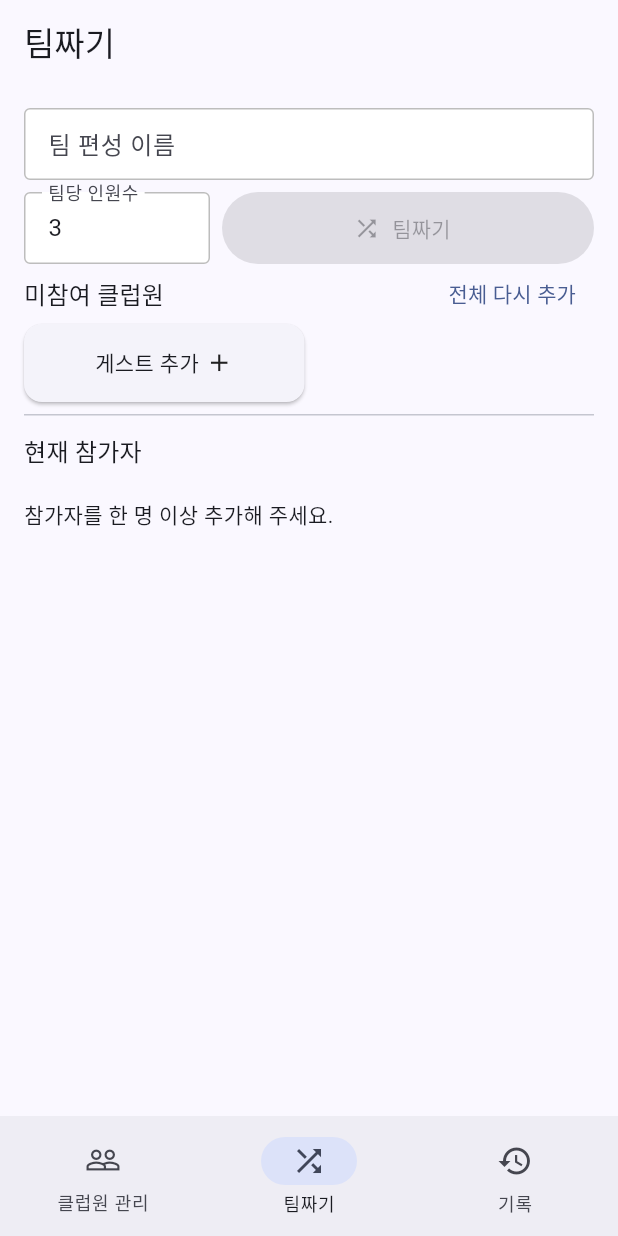
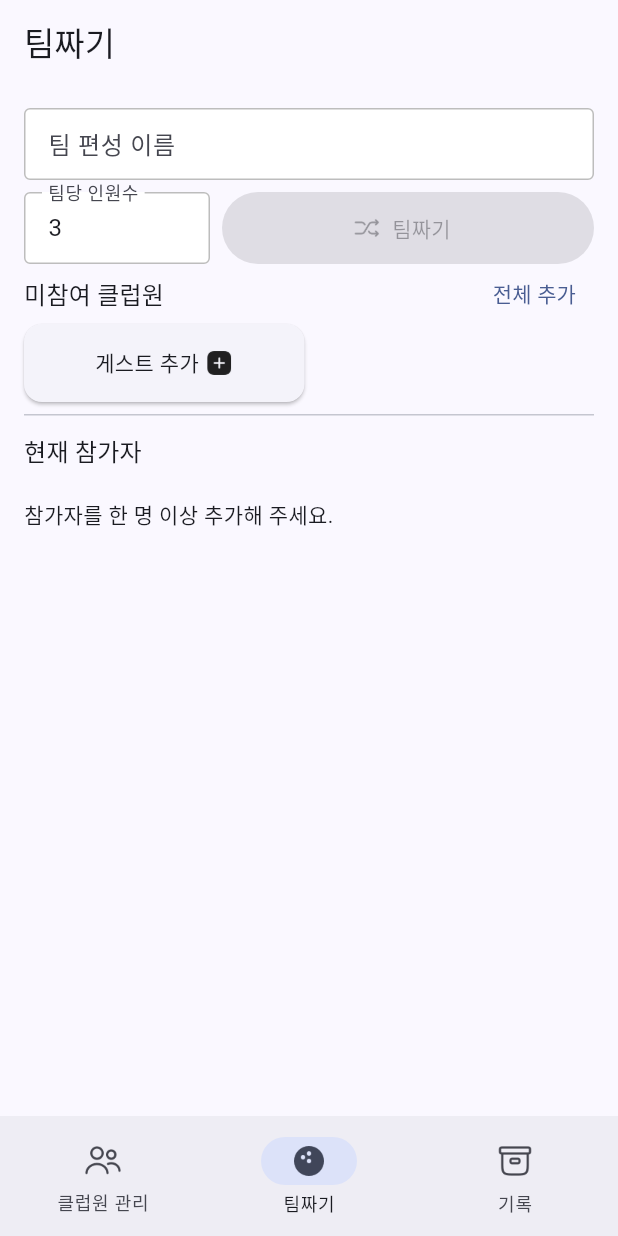
Before and after one commit to dyuhob/blackholeTeammaker, a Flutter app: the screen it shows after launch, item 2 of the bottom bar chosen, on a phone screen of 412 x 824 dp. Run offline on Flutter 3.47's test engine with Material 3 defaults, Android fonts, the phone set to English and light mode, and no system bars; our stand-ins replace screenshot, web; missing offline and left inert: dart:js_interop, gal.

Commit message:
feat: apply custom interface icons

```diff
--- a/lib/app/navigation_icon_assets.dart
+++ b/lib/app/navigation_icon_assets.dart
@@ -1,14 +1,18 @@
 import 'package:flutter/material.dart';
 
 abstract final class NavigationIconAssets {
-  // PNG, WebP, JPEG 파일을 assets/navigation 아래에 넣은 뒤 경로를 지정하세요.
-  // null이면 현재 Material 아이콘이 사용됩니다.
-  static const String? membersOutline = null;
-  static const String? membersFilled = null;
-  static const String? teamsOutline = null;
-  static const String? teamsFilled = null;
-  static const String? historyOutline = null;
-  static const String? historyFilled = null;
+  static const membersOutline = 'assets/navigation/users3-outline-96x96.png';
+  static const membersFilled = 'assets/navigation/users3-filled-96x96.png';
+  static const teamsOutline = 'assets/navigation/bowling-outline-96x96.png';
+  static const teamsFilled = 'assets/navigation/bowling-filled-96x96.png';
+  static const historyOutline = 'assets/navigation/archive-outline-96x96.png';
+  static const historyFilled = 'assets/navigation/archive-filled-96x96.png';
+
+  static const memberDelete = 'assets/navigation/trash6-outline-96x96.png';
+  static const buildTeams = 'assets/navigation/shuffle-outline-96x96.png';
+  static const participantRemove =
+      'assets/navigation/x-square-filled-96x96.png';
+  static const participantAdd = 'assets/navigation/add-square-filled-96x96.png';
 }
 
 class NavigationTabIcon extends StatelessWidget {
--- a/lib/features/team_builder/team_builder_screen.dart
+++ b/lib/features/team_builder/team_builder_screen.dart
@@ -1,6 +1,7 @@
 import 'package:flutter/material.dart';
 import 'package:flutter/services.dart';
 
+import '../../app/navigation_icon_assets.dart';
 import '../../domain/manual_score.dart';
 import '../../domain/member.dart';
 import '../../domain/participant.dart';
@@ -169,7 +170,9 @@ class _TeamBuilderScreenState extends State<TeamBuilderScreen> {
                   child: FilledButton.icon(
                     key: const Key('build-teams-button'),
                     onPressed: participants.isEmpty ? null : _buildTeams,
-                    icon: const Icon(Icons.shuffle),
+                    icon: const ImageIcon(
+                      AssetImage(NavigationIconAssets.buildTeams),
+                    ),
                     label: const Text('팀짜기'),
                   ),
                 ),
@@ -191,7 +194,7 @@ class _TeamBuilderScreenState extends State<TeamBuilderScreen> {
                     _invalidScoreParticipantIds.clear();
                     widget.controller.resetAllMembers();
                   },
-                  child: const Text('전체 다시 추가'),
+                  child: const Text('전체 추가'),
                 ),
               ],
             ),
@@ -300,7 +303,7 @@ class _GuestAddCard extends StatelessWidget {
         children: [
           Text('게스트 추가'),
           SizedBox(width: 4),
-          Icon(Icons.add, size: 19),
+          ImageIcon(AssetImage(NavigationIconAssets.participantAdd), size: 19),
         ],
       ),
     ),
@@ -337,7 +340,9 @@ class _UnselectedMemberCard extends StatelessWidget {
             constraints: const BoxConstraints.tightFor(width: 32, height: 32),
             padding: EdgeInsets.zero,
             iconSize: 19,
-            icon: const Icon(Icons.add_circle_outline),
+            icon: const ImageIcon(
+              AssetImage(NavigationIconAssets.participantAdd),
+            ),
           ),
         ],
       ),
@@ -360,6 +365,12 @@ class _ParticipantCard extends StatelessWidget {
   Widget build(BuildContext context) => Card(
     key: ValueKey('participant-card-${participant.id}'),
     margin: EdgeInsets.zero,
+    color: Colors.white,
+    surfaceTintColor: Colors.transparent,
+    shape: RoundedRectangleBorder(
+      side: const BorderSide(color: _focusedInputColor),
+      borderRadius: BorderRadius.circular(12),
+    ),
     child: Padding(
       padding: const EdgeInsets.only(left: 9),
       child: Row(
@@ -369,7 +380,7 @@ class _ParticipantCard extends StatelessWidget {
               participant.name,
               maxLines: 1,
               overflow: TextOverflow.ellipsis,
-              style: const TextStyle(fontSize: 13),
+              style: const TextStyle(fontSize: 13, color: _focusedInputColor),
             ),
           ),
           const SizedBox(width: 3),
@@ -402,7 +413,10 @@ class _ParticipantCard extends StatelessWidget {
             constraints: const BoxConstraints.tightFor(width: 32, height: 32),
             padding: EdgeInsets.zero,
             iconSize: 19,
-            icon: const Icon(Icons.close),
+            color: _focusedInputColor,
+            icon: const ImageIcon(
+              AssetImage(NavigationIconAssets.participantRemove),
+            ),
           ),
         ],
       ),
--- a/pubspec.yaml
+++ b/pubspec.yaml
@@ -16,7 +16,7 @@ publish_to: 'none' # Remove this line if you wish to publish to pub.dev
 # https://developer.apple.com/library/archive/documentation/General/Reference/InfoPlistKeyReference/Articles/CoreFoundationKeys.html
 # In Windows, build-name is used as the major, minor, and patch parts
 # of the product and file versions while build-number is used as the build suffix.
-version: 1.1.2+6
+version: 1.1.3+7
 
 environment:
   sdk: ^3.13.2
```
Also changed, not shown: lib/features/members/member_screen.dart (+6 -1 lines), assets/navigation/add-square-filled-96x96.png (added), assets/navigation/add-square-outline-96x96.png (added), assets/navigation/archive-filled-96x96.png (added), assets/navigation/archive-outline-96x96.png (added), assets/navigation/bowling-filled-96x96.png (added), assets/navigation/bowling-outline-96x96.png (added), assets/navigation/shuffle-outline-96x96.png (added), assets/navigation/trash6-filled-96x96.png (added), assets/navigation/trash6-outline-96x96.png (added), assets/navigation/users3-filled-96x96.png (added), assets/navigation/users3-outline-96x96.png (added), assets/navigation/x-square-filled-96x96.png (added).
